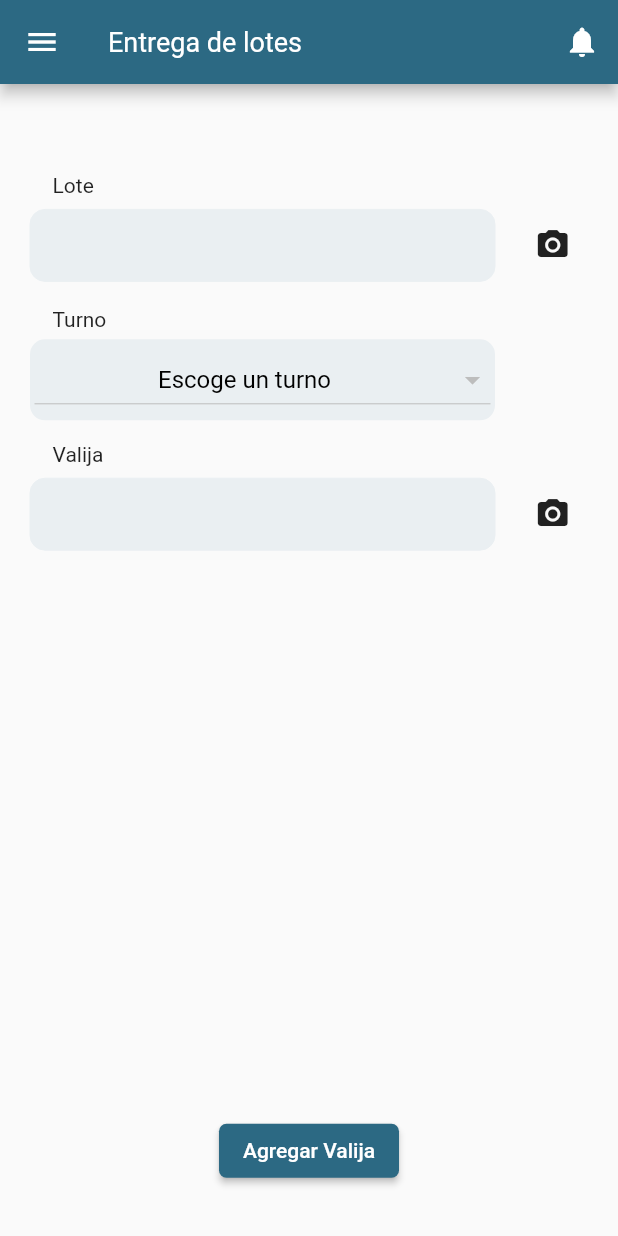
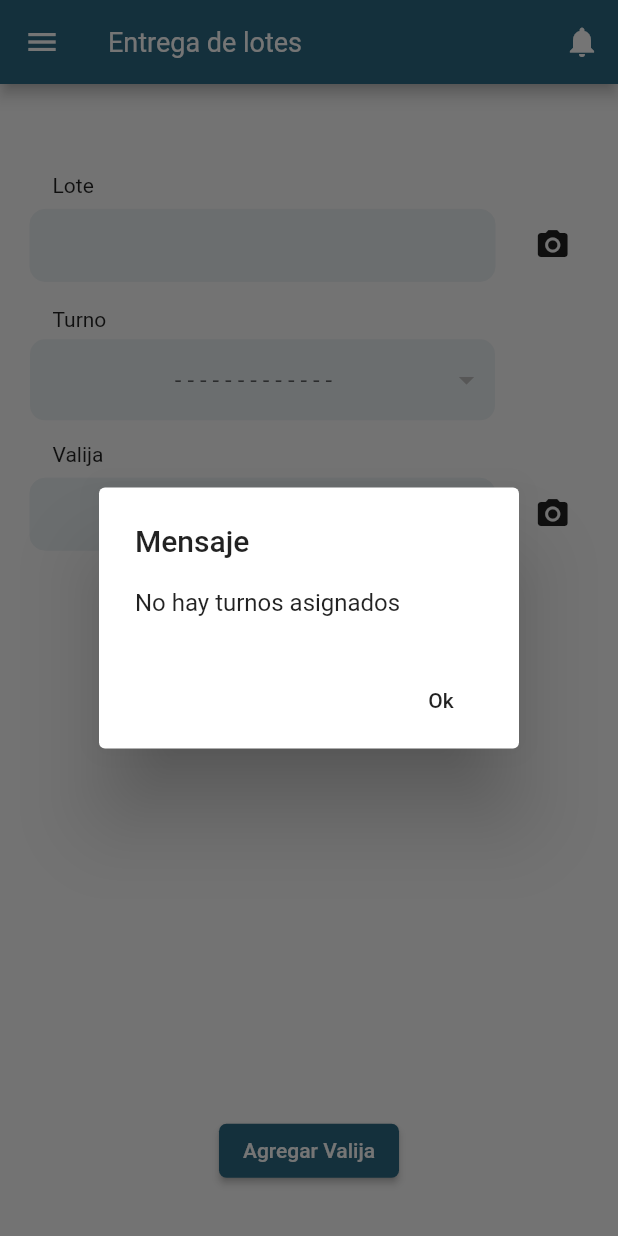
Before and after one commit to exact-ti/tramiteApp, a Flutter app: the NuevoEntregaLotePage screen opened by its route, after a tap on the "camera alt" icon, on a phone screen of 412 x 824 dp. Run offline on Flutter 3.47's test engine with Material 2 defaults, Android fonts, the phone set to English and light mode, and no system bars; our stand-ins replace dio, file_picker, font_awesome_flutter, shared_preferences; missing offline and left inert: dart:ffi, flutter_barcode_scanner, spreadsheet_decoder; accounts and stored records are empty; statements that could not run were skipped.

```diff
--- a/lib/src/CoreProyecto/Entrega/EntregaImpl.dart
+++ b/lib/src/CoreProyecto/Entrega/EntregaImpl.dart
@@ -61,7 +61,7 @@ class EntregaImpl implements EntregaInterface {
 
   @override
   Future<EnvioModel> listarValijaByCodigoLote(String codigo) async{
-    EnvioModel i = await entrega.listarValijaByCodigoLote(codigo);
+    EnvioModel i = await entrega.listarValijaByCodigoLote2(codigo);
     return i;
   }
 
--- a/lib/src/Providers/entregas/IEntregaProvider.dart
+++ b/lib/src/Providers/entregas/IEntregaProvider.dart
@@ -24,6 +24,9 @@ abstract class IEntregaProvider{
 
   Future<EnvioModel> listarValijaByCodigoLote(String codigo){}
 
+  Future<EnvioModel> listarValijaByCodigoLote2(String codigo){}
+
+
   Future<bool> registrarLoteLote(List<EnvioModel> envios, int turnoID){}
 
 }
--- a/lib/src/Providers/entregas/impl/EntregaProvider.dart
+++ b/lib/src/Providers/entregas/impl/EntregaProvider.dart
@@ -120,6 +120,35 @@ class EntregaProvider implements IEntregaProvider {
     }
   }
 
+    @override
+  Future<EnvioModel> listarValijaByCodigoLote2(String codigo) async{
+   EnvioModel turnos = await listarfake2(codigo);
+    return turnos;
+  }
+
+
+  Future<EnvioModel> listarfake2(String codigo) async{
+
+    if(codigo=="2000007"){
+           EnvioModel  envio = new EnvioModel();
+            envio.id  = 1;
+            envio.codigoPaquete = "2000007";
+          return envio;
+    }
+
+    if(codigo=="2000008"){
+           EnvioModel  envio = new EnvioModel();
+            envio.id  = 2;
+            envio.codigoPaquete = "2000008";
+          return envio;
+    }
+return null;
+
+  }
+
+
+
+
   @override
   Future<bool> registrarLoteLote(List<EnvioModel> envios, int turnoID) async{
     List<int> ids = new List();
@@ -137,12 +166,14 @@ class EntregaProvider implements IEntregaProvider {
 
   @override
   Future<List<TurnoModel>> listarTurnosByCodigoLote2(String codigo) async{
-   List<TurnoModel> turnos = await listarfake();
+   List<TurnoModel> turnos = await listarfake(codigo);
     return turnos;
   }
 
 
-    Future<List<TurnoModel>> listarfake() async{
+    Future<List<TurnoModel>> listarfake(String codigo) async{
+
+    if(codigo=="A000001"){
     List<TurnoModel> listarenvios = new List();
     TurnoModel envio1 = new TurnoModel();
     TurnoModel envio2 = new TurnoModel();
@@ -157,6 +188,9 @@ class EntregaProvider implements IEntregaProvider {
     return Future.delayed(new Duration(seconds: 1), () {
       return listarenvios;
     });
+    }
+
+    return null;
 
   }
 }
--- a/lib/src/Vistas/Entrega-lotes/Nueva-entrega-lote/NuevaEntregaLoteController.dart
+++ b/lib/src/Vistas/Entrega-lotes/Nueva-entrega-lote/NuevaEntregaLoteController.dart
@@ -10,54 +10,66 @@ import 'package:tramiteapp/src/ModelDto/TurnoModel.dart';
 import 'package:tramiteapp/src/Providers/entregas/impl/EntregaProvider.dart';
 
 import 'package:tramiteapp/src/Util/utils.dart';
-import 'package:tramiteapp/src/Vistas/Generar-entrega/Generar-ruta/GenerarRutaPage.dart';
-
 
 class NuevoEntregaLotePageController {
   EntregaInterface entregaCore = new EntregaImpl(new EntregaProvider());
 
-  Future<List<TurnoModel>> listarturnos(BuildContext context, String codigo) async {
-    List<TurnoModel> turnos = await entregaCore.listarTurnosByCodigoLote(codigo);
+  Future<List<TurnoModel>> listarturnos(
+      BuildContext context, String codigo) async {
+    if (codigo == "") {
+      return null;
+    }
+    List<TurnoModel> turnos =
+        await entregaCore.listarTurnosByCodigoLote(codigo);
 
-    if (turnos.isEmpty) {
+    if (turnos == null) {
       mostrarAlerta(context, "No hay turnos asignados", "Mensaje");
     }
     return turnos;
   }
 
+  bool validarContiene(List<EnvioModel> lista,EnvioModel envio ){
+    bool boleano = false;
+    for(EnvioModel en in lista){
+      if(en.id==envio.id){
+        boleano= true;
+      }
+    }
+    return boleano;
+  }
 
 
 
   Future<EnvioModel> validarCodigo(
-      String codigo,BuildContext context) async {
+      String codigo, BuildContext context, List<EnvioModel> lista) async {
     EnvioModel envio = await entregaCore.listarValijaByCodigoLote(codigo);
+
     if (envio == null) {
       mostrarAlerta(
           context, "EL codigo no pertenece a la entrega", "Codigo Incorrecto");
+    } else {
+      if (validarContiene(lista,envio)) {
+        mostrarAlerta(
+            context, "La valija ya fue agregada al lote", "Codigo Validado");
+        return null;
+      }
     }
 
     return envio;
   }
 
-
-  void confirmacionDocumentosValidados(
-      List<EnvioModel> enviosvalidados,
-      BuildContext context,
-      int id,
-      String codigo) async {
+  void confirmacionDocumentosValidados(List<EnvioModel> enviosvalidados,
+      BuildContext context, int id, String codigo) async {
     RecorridoModel recorrido = new RecorridoModel();
-    bool respuesta= await entregaCore.registrarLoteLote(enviosvalidados, id);
-    if(respuesta){
-    confirmarAlerta(
-        context, "Se ha registrado correctamente la valija", "Registro");
-    }else{
-    mostrarAlerta(
-        context, "No se completó el registro de la entrega", "Mensaje");
+    bool respuesta = await entregaCore.registrarLoteLote(enviosvalidados, id);
+    if (respuesta) {
+      confirmarAlerta(
+          context, "Se ha registrado correctamente la valija", "Registro");
+    } else {
+      mostrarAlerta(
+          context, "No se completó el registro de la entrega", "Mensaje");
     }
-
   }
-
-
 
   void confirmarAlerta(BuildContext context, String mensaje, String titulo) {
     showDialog(
--- a/lib/src/Vistas/Entrega-lotes/Nueva-entrega-lote/NuevaEntregaLotePage.dart
+++ b/lib/src/Vistas/Entrega-lotes/Nueva-entrega-lote/NuevaEntregaLotePage.dart
@@ -17,6 +17,7 @@ class _NuevoEntregaLotePageState extends State<NuevoEntregaLotePage> {
   final _sobreController = TextEditingController();
   final _bandejaController = TextEditingController();
   List<EnvioModel> listaEnvios = new List();
+  List<EnvioModel> listaEnviosVacios = new List();
   List<EnvioModel> listaEnviosValidados = new List();
   List<EnvioModel> listaEnviosNoValidados = new List();
   NuevoEntregaLotePageController principalcontroller =
@@ -34,6 +35,7 @@ class _NuevoEntregaLotePageState extends State<NuevoEntregaLotePage> {
   var colorletra = const Color(0xFFACADAD);
   void initState() {
     super.initState();
+    listaEnviosVacios = [];
   }
 
   var colorplomos = const Color(0xFFEAEFF2);
@@ -99,11 +101,13 @@ class _NuevoEntregaLotePageState extends State<NuevoEntregaLotePage> {
             _sobreController.text = "";
             codigoSobre = value;
             listaCodigosValidados.add(value);
+            codigoBandeja = _bandejaController.text;
           });
         } else {
           setState(() {
             _sobreController.text = "";
             codigoSobre = value;
+            codigoBandeja = _bandejaController.text;
           });
         }
       }
@@ -177,7 +181,7 @@ class _NuevoEntregaLotePageState extends State<NuevoEntregaLotePage> {
     Future _traerdatosescanerSobre() async {
       qrbarra =
           await FlutterBarcodeScanner.scanBarcode("#004297", "Cancel", true);
-      if (codigoBandeja == "") {
+      if (_bandejaController.text == "") {
         _sobreController.text = "";
         mostrarAlerta(context, "Primero debe ingresar el codigo de la bandeja",
             "Ingreso incorrecto");
@@ -187,8 +191,9 @@ class _NuevoEntregaLotePageState extends State<NuevoEntregaLotePage> {
     }
 
     Future _traerdatosescanerBandeja() async {
-      qrbarra =
-          await FlutterBarcodeScanner.scanBarcode("#004297", "Cancel", true);
+      qrbarra = await FlutterBarcodeScanner.scanBarcode("#004297", "Cancel", true);
+              FocusScope.of(context).unfocus();
+        new TextEditingController().clear();
       _validarBandejaText(qrbarra);
     }
 
@@ -267,38 +272,51 @@ class _NuevoEntregaLotePageState extends State<NuevoEntregaLotePage> {
       ),
     );
 
+
+  bool validarContiene(List<EnvioModel> lista,EnvioModel envio ){
+    bool boleano = false;
+    for(EnvioModel en in lista){
+      if(en.id==envio.id){
+        boleano= true;
+      }
+    }
+    return boleano;
+  }
+
     Widget _crearListadoAgregar(String codigoporValidar) {
+      var envio;
       return FutureBuilder(
-          future: principalcontroller.validarCodigo(codigoporValidar, context),
+          future: principalcontroller.validarCodigo(
+              codigoporValidar, context, listaEnvios),
           builder: (BuildContext context, AsyncSnapshot<EnvioModel> snapshot) {
             codigoValidar = "";
             if (snapshot.hasData) {
-              final envio = snapshot.data;
-              if (!listaEnvios.contains(envio)) {
+              envio = snapshot.data;
+            }
+            if (envio != null) {
+              if (!validarContiene(listaEnvios,envio)) {
                 listaEnvios.add(envio);
+              }
+            }
+            if(listaEnvios.length==0){
+                return Container();
             }
             return ListView.builder(
                 itemCount: listaEnvios.length,
                 itemBuilder: (context, i) => crearItem(listaEnvios[i], 1));
-            } else {
-              if (listaEnvios.length != 0) {
-                return ListView.builder(
-                    itemCount: listaEnvios.length,
-                    itemBuilder: (context, i) => crearItem(listaEnvios[i], 1));
-              } else {
-                return Container();
-              }
-            }
           });
     }
 
-    Widget _crearCombo(String codigo) {
+    Widget _crearCombo(String codigo, List<EnvioModel> lista) {
+      var envios = [];
       return FutureBuilder(
-          future: principalcontroller.listarturnos(context, codigoBandeja),
+          future: principalcontroller.listarturnos(context, codigo),
           builder:
               (BuildContext context, AsyncSnapshot<List<TurnoModel>> snapshot) {
+                codigoBandeja="";
             if (snapshot.hasData) {
-              final envios = snapshot.data;
+              envios = snapshot.data;
+            }
             return new Container(
                 decoration: BoxDecoration(
                     color: Color(0xFFEAEFF2),
@@ -318,10 +336,11 @@ class _NuevoEntregaLotePageState extends State<NuevoEntregaLotePage> {
                         style: TextStyle(color: Colors.black, fontSize: 16),
                         hint: new Align(
                             alignment: Alignment.center,
-                              child: Text("Escoge un turno")),
+                            child: envios.length!=0 ? Text("Escoge un turno"): Text("- - - - - - - - - - - - -")),
                         onChanged: (newValue) {
                           setState(() {
-                              FocusScope.of(context).requestFocus(new FocusNode());
+                            FocusScope.of(context)
+                                .requestFocus(new FocusNode());
                             selectedFc = newValue;
                           });
                         },
@@ -348,47 +367,13 @@ class _NuevoEntregaLotePageState extends State<NuevoEntregaLotePage> {
                                   value: fc.id.toString(),
                                 ))
                             .toList())));
-            } else {
-              return Row(children: <Widget>[
-                 Container(
-                      decoration: BoxDecoration(
-                          color: Color(0xFFEAEFF2),
-                          borderRadius: BorderRadius.circular(10.0),
-                          border: Border.all(
-                              width: 3,
-                              color: Color(0xFFEAEFF2),
-                              style: BorderStyle.solid)),
-                      child: Theme(
-                          data: new ThemeData(
-                              canvasColor: Colors.red,
-                              primaryColor: Colors.black,
-                              accentColor: Colors.black,
-                              hintColor: Colors.black),
-                          child: DropdownButton<String>(
-                            isExpanded: true,
-                            iconEnabledColor: Colors.black,
-                            style: TextStyle(color: Colors.black, fontSize: 16),
-                            hint: new Align(
-                                alignment: Alignment.center,
-                                child: Text("Escoge un turno")),
-                            value: selectedFc,
-                            onChanged: (newValue) {
-                              setState(() {
-                                selectedFc = newValue;
-                              });
-                            },
-                          ))),
-
-              ]);
-            }
           });
     }
 
-    Widget comboList(String codigo) {
-      if (codigo != "") {
+    Widget comboList(String codigo, List<EnvioModel> lista) {
       return Row(children: <Widget>[
         Expanded(
-            child: _crearCombo(codigo),
+          child: _crearCombo(codigo, lista),
           flex: 5,
         ),
         Expanded(
@@ -400,49 +385,6 @@ class _NuevoEntregaLotePageState extends State<NuevoEntregaLotePage> {
               )),
         ),
       ]);
-      } else {
-        return Row(children: <Widget>[
-          Expanded(
-            child: new Container(
-                decoration: BoxDecoration(
-                    color: Color(0xFFEAEFF2),
-                    borderRadius: BorderRadius.circular(10.0),
-                    border: Border.all(
-                        width: 3,
-                        color: Color(0xFFEAEFF2),
-                        style: BorderStyle.solid)),
-                child: Theme(
-                    data: new ThemeData(
-                        canvasColor: Colors.red,
-                        primaryColor: Colors.black,
-                        accentColor: Colors.black,
-                        hintColor: Colors.black),
-                    child: DropdownButton<String>(
-                      isExpanded: true,
-                      iconEnabledColor: Colors.black,
-                      style: TextStyle(color: Colors.black, fontSize: 16),
-                      hint: new Align(
-                          alignment: Alignment.center,
-                          child: Text("Escoge un turno")),
-                      value: selectedFc,
-                      onChanged: (newValue) {
-                        setState(() {
-                          selectedFc = newValue;
-                        });
-                      },
-                    ))),
-            flex: 5,
-          ),
-          Expanded(
-            child: Opacity(
-                opacity: 0.0,
-                child: Container(
-                  margin: const EdgeInsets.only(left: 15),
-                  child: Icon(Icons.camera_alt),
-                )),
-          ),
-        ]);
-      }
     }
 
     final campodetextoandIconoSobre = Row(children: <Widget>[
@@ -534,7 +476,7 @@ class _NuevoEntregaLotePageState extends State<NuevoEntregaLotePage> {
                     height:
                         screenHeightExcludingToolbar(context, dividedBy: 12),
                     width: double.infinity,
-                    child: comboList(codigoBandeja)),
+                    child: comboList(codigoBandeja, listaEnviosVacios)),
               ),
               Align(
                 alignment: Alignment.centerLeft,
@@ -555,18 +497,6 @@ class _NuevoEntregaLotePageState extends State<NuevoEntregaLotePage> {
                   margin: const EdgeInsets.only(bottom: 30),
                 ),
               ),
-              /*Align(
-                alignment: Alignment.centerLeft,
-                child: listaEnvios.length != listaCodigosValidados.length
-                    ? Container(
-                        margin: const EdgeInsets.only(bottom: 10),
-                        alignment: Alignment.bottomLeft,
-                        height: screenHeightExcludingToolbar(context,
-                            dividedBy: 30),
-                        //width: double.infinity,
-                        child: pendientes(listaEnvios.length))
-                    : Container(),
-              ),*/
               Expanded(
                   child: codigoSobre == ""
                       ? Container()
```
Lines whose indentation alone changed are shown as unchanged.
